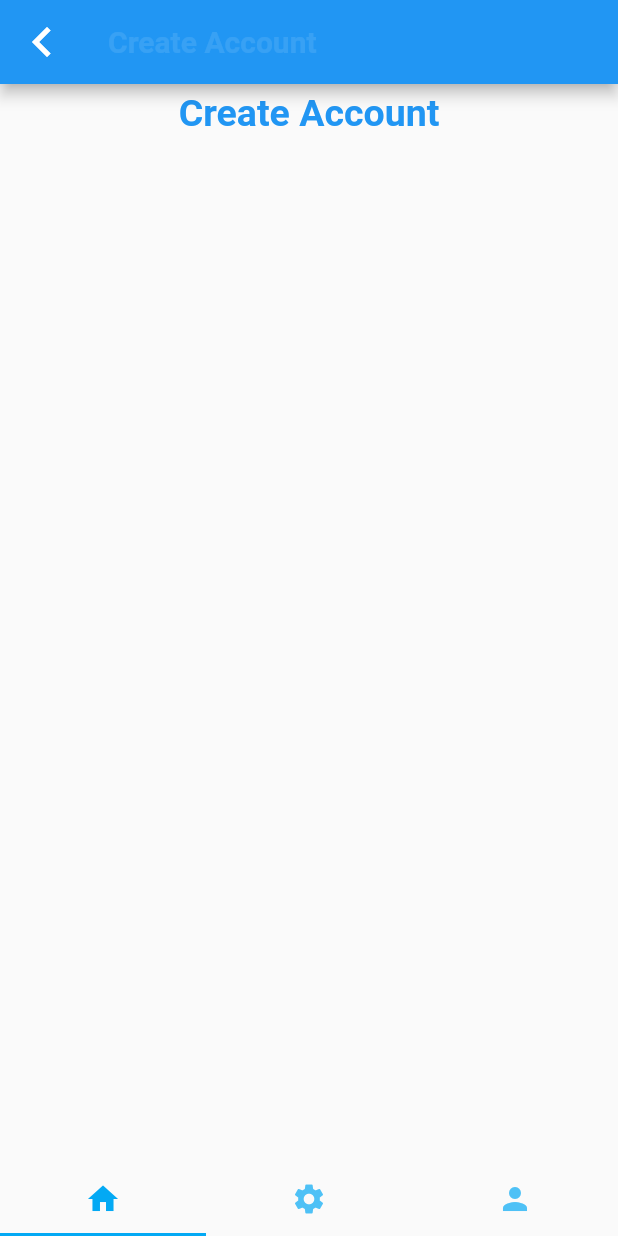
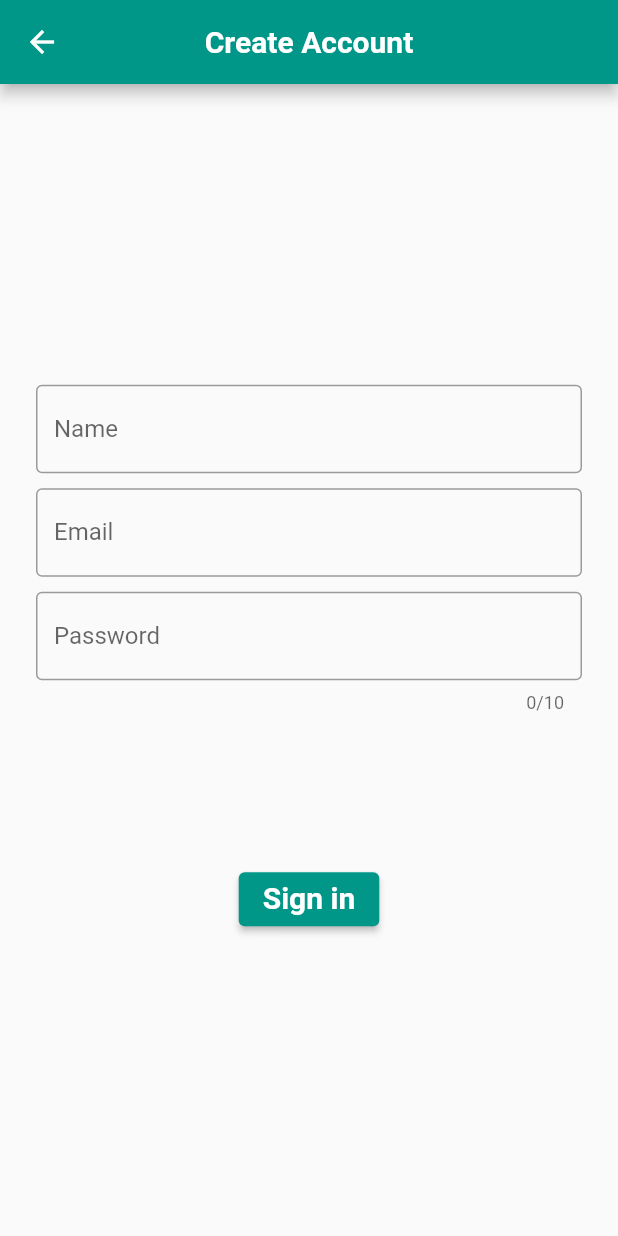
Before and after one commit to Amit91823/question24x7addminapp, a Flutter app: the screen it shows after launch, after a tap on "Sign in", on a phone screen of 412 x 824 dp. Run offline on Flutter 3.47's test engine with Material 2 defaults, Android fonts, the phone set to English and light mode, and no system bars.

Commit message:
login package added

```diff
--- a/lib/LoginScreen.dart
+++ b/lib/LoginScreen.dart
@@ -1,5 +1,5 @@
 import 'package:flutter/material.dart';
-import 'package:loginui/shared/accountform.dart';
+import 'package:loginui/shared/FormScreen.dart';
 
 class LoginScreen extends StatefulWidget {
   @override
@@ -17,7 +17,7 @@ class _LoginScreenState extends State<LoginScreen> {
       length: 3,
       child: Scaffold(
         appBar: AppBar(
-          backgroundColor: Colors.lightBlue,
+          backgroundColor: Colors.teal,
           title: Text('Admin App',
               style: TextStyle(
                   color: Colors.white,
@@ -38,7 +38,7 @@ class _LoginScreenState extends State<LoginScreen> {
                     child: Text(
                       "Welcome ",
                       style: TextStyle(
-                        color: Colors.blue,
+                        color: Colors.teal,
                         fontWeight: FontWeight.bold,
                         fontSize: 25,
                       ),
@@ -52,7 +52,7 @@ class _LoginScreenState extends State<LoginScreen> {
                       'To',
                       style: TextStyle(
                           fontSize: 25,
-                          color: Colors.blue,
+                          color: Colors.teal,
                           fontWeight: FontWeight.bold),
                     )),
                 Container(
@@ -62,7 +62,7 @@ class _LoginScreenState extends State<LoginScreen> {
                       'Question24x7',
                       style: TextStyle(
                           fontSize: 25,
-                          color: Colors.blue,
+                          color: Colors.teal,
                           fontWeight: FontWeight.bold),
                     )),
                 Container(
@@ -72,7 +72,7 @@ class _LoginScreenState extends State<LoginScreen> {
                       'Sign in',
                       style: TextStyle(
                           fontSize: 20,
-                          color: Colors.blue,
+                          color: Colors.teal,
                           fontWeight: FontWeight.bold),
                     )),
                 Container(
@@ -100,7 +100,7 @@ class _LoginScreenState extends State<LoginScreen> {
                   onPressed: () {},
                   child: Text(
                     'Forgot Password',
-                    style: TextStyle(color: Colors.blue, fontSize: 18),
+                    style: TextStyle(color: Colors.teal, fontSize: 18),
                   ),
                 ),
                 Container(
@@ -109,10 +109,15 @@ class _LoginScreenState extends State<LoginScreen> {
                     padding: EdgeInsets.fromLTRB(10, 10, 10, 0),
                     margin: EdgeInsets.only(bottom: 10),
                     child: ElevatedButton(
+                      style: ButtonStyle(
+                          backgroundColor:
+                              MaterialStateProperty.all(Colors.teal)),
                       child: Text(
                         'Login',
                         style: TextStyle(
-                            fontWeight: FontWeight.bold, fontSize: 18),
+                            fontWeight: FontWeight.bold,
+                            fontSize: 18,
+                            color: Colors.white),
                       ),
                       onPressed: () {},
                     )),
@@ -130,11 +135,13 @@ class _LoginScreenState extends State<LoginScreen> {
                       child: Text(
                         'Sign in',
                         style: TextStyle(
-                            fontSize: 20, fontWeight: FontWeight.bold),
+                            fontSize: 20,
+                            fontWeight: FontWeight.bold,
+                            color: Colors.teal),
                       ),
                       onPressed: () {
                         Navigator.of(context).push(MaterialPageRoute(
-                            builder: (cntxt) => AccountForm()));
+                            builder: (cntxt) => FormScreen()));
                       },
                     )
                   ],
--- /dev/null
+++ b/lib/shared/FormScreen.dart
@@ -0,0 +1,132 @@
+import 'package:flutter/material.dart';
+
+class FormScreen extends StatefulWidget {
+  @override
+  _FormScreenState createState() => _FormScreenState();
+}
+
+class _FormScreenState extends State<FormScreen> {
+  String _name;
+  String _Email;
+  String _password;
+
+  final GlobalKey<FormState> _FormKey = GlobalKey<FormState>();
+
+  Widget _buildNameFild() {
+    return TextFormField(
+      decoration: InputDecoration(
+        labelText: "Name",
+        border: OutlineInputBorder(),
+      ),
+      validator: (String value) {
+        if (value.isEmpty) {
+          return "Name is Required";
+        }
+        return null;
+      },
+      onSaved: (String value) {
+        _name = value;
+      },
+    );
+  }
+
+  Widget _buildEmailFild() {
+    return Container(
+      padding: EdgeInsets.only(top: 10),
+      child: TextFormField(
+        decoration: InputDecoration(
+          labelText: "Email",
+          border: OutlineInputBorder(),
+        ),
+        validator: (String value) {
+          if (value.isEmpty) {
+            return "Email is Required";
+          }
+          if (!RegExp(
+                  r"^[a-zA-Z0-9.a-zA-Z0-9.!#$%&'*+-/=?^_`{|}~]+@[a-zA-Z0-9]+\.[a-zA-Z]+")
+              .hasMatch(value)) {
+            return " Please Enter A valid Email";
+          }
+          return null;
+        },
+        onSaved: (String value) {
+          _Email = value;
+        },
+      ),
+    );
+  }
+
+  Widget _buildPasswordFild() {
+    return Container(
+      padding: EdgeInsets.only(top: 10),
+      child: TextFormField(
+        maxLength: 10,
+        decoration: InputDecoration(
+          labelText: "Password",
+          border: OutlineInputBorder(),
+        ),
+        validator: (String value) {
+          if (value.isEmpty) {
+            return "Password is Required";
+          }
+          return null;
+        },
+        onSaved: (String value) {
+          _password = value;
+        },
+      ),
+    );
+  }
+
+  @override
+  Widget build(BuildContext context) {
+    return Scaffold(
+      appBar: AppBar(
+        backgroundColor: Colors.teal,
+        title: Text(
+          "Create Account",
+          style: TextStyle(fontSize: 20, fontWeight: FontWeight.bold),
+        ),
+        centerTitle: true,
+      ),
+      body: Container(
+        margin: EdgeInsets.all(24),
+        child: Form(
+          key: _FormKey,
+          child: Column(
+            mainAxisAlignment: MainAxisAlignment.center,
+            children: <Widget>[
+              _buildNameFild(),
+              _buildEmailFild(),
+              _buildPasswordFild(),
+              SizedBox(
+                height: 100,
+                width: 80,
+              ),
+              ElevatedButton(
+                style: ButtonStyle(
+                    backgroundColor: MaterialStateProperty.all(Colors.teal)),
+                onPressed: () {
+                  if (_FormKey.currentState.validate()) {
+                    return;
+                  }
+                  _FormKey.currentState.save();
+                },
+                child: Container(
+                  margin: EdgeInsets.only(bottom: 02),
+                  child: Text(
+                    "Sign in",
+                    style: TextStyle(
+                        color: Colors.white,
+                        fontSize: 20,
+                        fontWeight: FontWeight.bold),
+                  ),
+                ),
+              )
+            ],
+          ),
+        ),
+      ),
+    );
+  }
+}
--- a/lib/shared/accountform.dart
+++ /dev/null
@@ -1,69 +0,0 @@
-import 'package:flutter/material.dart';
-
-class AccountForm extends StatefulWidget {
-  @override
-  _AccountFormState createState() => _AccountFormState();
-}
-
-class _AccountFormState extends State<AccountForm>
-    with SingleTickerProviderStateMixin {
-  TabController _tabController;
-  @override
-  Widget build(BuildContext context) {
-    return DefaultTabController(
-      length: 3,
-      child: Scaffold(
-        appBar: AppBar(
-            leading: IconButton(
-              icon: Icon(
-                Icons.keyboard_arrow_left,
-                color: Colors.white,
-                size: 40,
-              ),
-              onPressed: () {},
-            ),
-            title: Text(
-              "Create Account",
-              style: TextStyle(
-                  color: Colors.white10,
-                  fontWeight: FontWeight.bold,
-                  fontSize: 20),
-            )),
-        body: Container(
-          child: ListView(
-            children: [
-              Container(
-                alignment: Alignment.center,
-                padding: EdgeInsets.all(5),
-                child: Text(
-                  "Create Account",
-                  style: TextStyle(
-                    color: Colors.blue,
-                    fontWeight: FontWeight.bold,
-                    fontSize: 25,
-                  ),
-                ),
-              )
-            ],
-          ),
-        ),
-        bottomNavigationBar: TabBar(
-          controller: _tabController,
-          indicatorColor: Colors.lightBlue,
-          labelColor: Colors.lightBlue,
-          tabs: [
-            Tab(
-              icon: Icon(Icons.home),
-            ),
-            Tab(
-              icon: Icon(Icons.settings),
-            ),
-            Tab(
-              icon: Icon(Icons.person),
-            )
-          ],
-        ),
-      ),
-    );
-  }
-}
--- a/pubspec.yaml
+++ b/pubspec.yaml
@@ -28,6 +28,8 @@ dependencies:
   # The following adds the Cupertino Icons font to your application.
   # Use with the CupertinoIcons class for iOS style icons.
   cupertino_icons: ^1.0.2
+  firebase_core: ^1.1.1
+  firebase_auth: ^1.1.4
 
 dev_dependencies:
   flutter_test:
```
Also changed, not shown: pubspec.lock, 4 other files.
